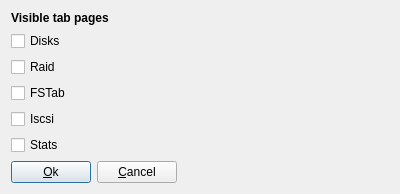
This is ui/visibletabs.ui in iddekingej/blgui as Qt 5 draws it before an edit. The edited form follows.
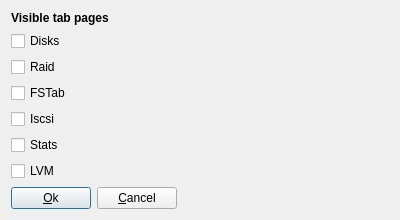
This is the edited form.

Diff of the .ui file:
```diff
--- a/ui/visibletabs.ui
+++ b/ui/visibletabs.ui
@@ -7,7 +7,7 @@
     <x>0</x>
     <y>0</y>
     <width>400</width>
-    <height>184</height>
+    <height>205</height>
    </rect>
   </property>
   <property name="windowTitle">
@@ -62,6 +62,13 @@
      </property>
     </widget>
    </item>
+   <item>
+    <widget class="QCheckBox" name="checkLVM">
+     <property name="text">
+      <string>LVM</string>
+     </property>
+    </widget>
+   </item>
    <item>
     <layout class="QHBoxLayout" name="horizontalLayout">
      <item>
```
